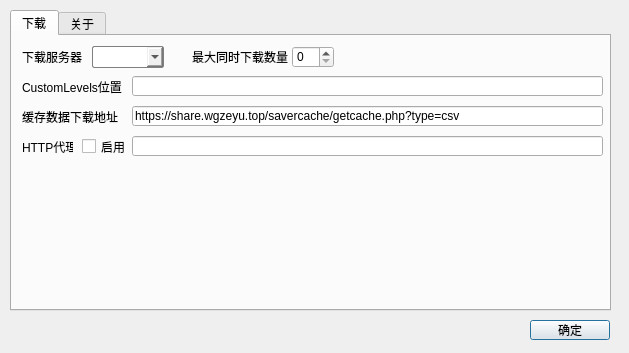
First picture: the form in settingswin.ui, repository std-microblock/beatsync, before the edit.
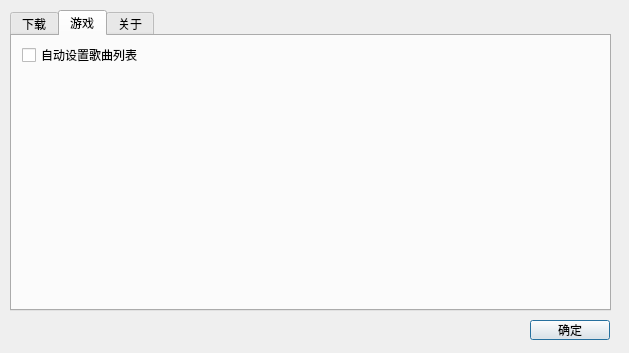
Second picture: the form after the edit. The open tabs and pages were chosen to show the change. Icons and pictures are not drawn.

The edit to the form file:
```diff
--- a/settingswin.ui
+++ b/settingswin.ui
@@ -94,7 +94,7 @@
       </rect>
      </property>
      <property name="text">
-      <string>CustomLevels位置</string>
+      <string>游戏位置</string>
      </property>
     </widget>
     <widget class="QLineEdit" name="customLevelsPosition">
@@ -193,6 +193,24 @@
      </property>
     </widget>
    </widget>
+   <widget class="QWidget" name="maps">
+    <attribute name="title">
+     <string>游戏</string>
+    </attribute>
+    <widget class="QCheckBox" name="autoSetSongList">
+     <property name="geometry">
+      <rect>
+       <x>10</x>
+       <y>10</y>
+       <width>131</width>
+       <height>18</height>
+      </rect>
+     </property>
+     <property name="text">
+      <string>自动设置歌曲列表</string>
+     </property>
+    </widget>
+   </widget>
    <widget class="QWidget" name="about">
     <attribute name="title">
      <string>关于</string>
```
